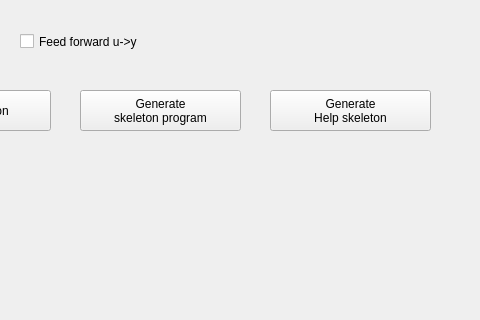
First picture: the form in BlockEditor/xblk.ui, repository robertobucher/pysimCoder, before the edit; both pictures show x 320 to 800 and y 0 to 320 of the 800 by 700 pixel window.
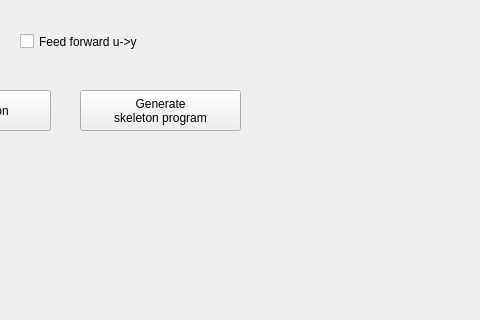
Second picture: the form after the edit.

Commit message: Deleted button for help in xblk2Blk.py

```diff
--- a/BlockEditor/xblk.ui
+++ b/BlockEditor/xblk.ui
@@ -144,20 +144,6 @@
      </rect>
     </property>
    </widget>
-   <widget class="QPushButton" name="btnGenHelp">
-    <property name="geometry">
-     <rect>
-      <x>590</x>
-      <y>90</y>
-      <width>161</width>
-      <height>41</height>
-     </rect>
-    </property>
-    <property name="text">
-     <string>Generate
-Help skeleton</string>
-    </property>
-   </widget>
   </widget>
   <widget class="QMenuBar" name="menubar">
    <property name="geometry">
```
Left out of the diff: 2 changed lines with no effect on the pictures. The commit also changes 2 other files.
